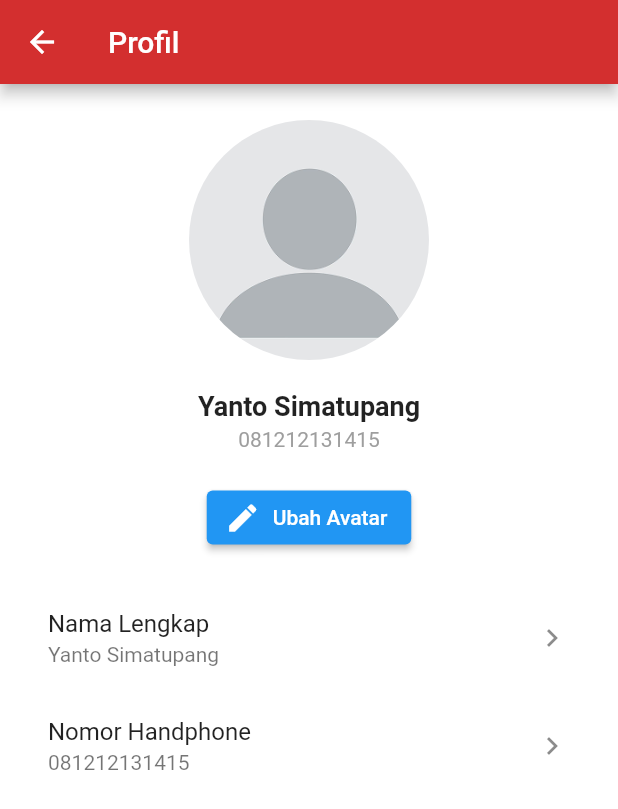
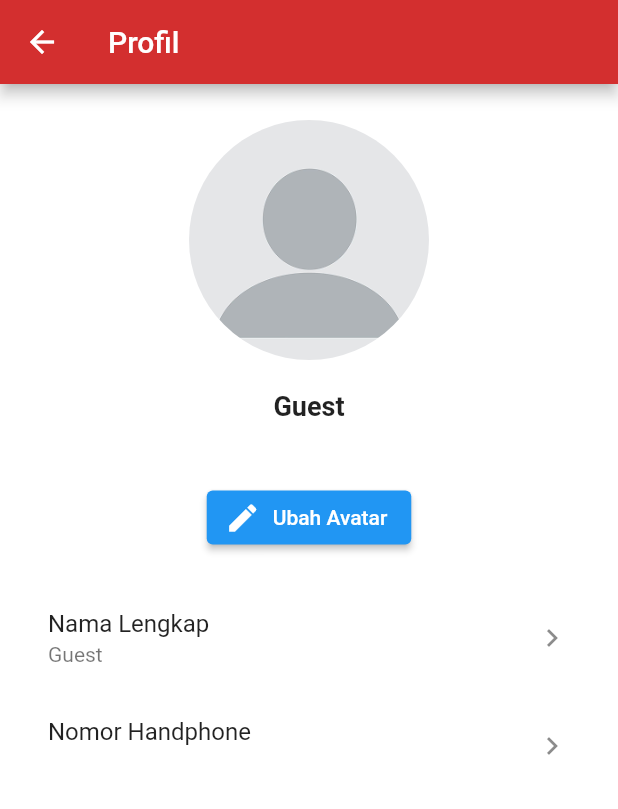
Before and after one commit to yudaprayogaIT/aplikasi_ekatalogEtm, a Flutter app: the ProfileScreen screen opened by its route, on a phone screen of 412 x 824 dp. Shown: the top 809 px of the screen. Run offline on Flutter 3.47's test engine with Material 3 defaults, Android fonts, the phone set to English and light mode, and no system bars; our stand-ins replace firebase_core, flutter_image_compress, flutter_secure_storage, font_awesome_flutter, image_picker, local_auth and 2 more; accounts and stored records are empty; project files that could hold a hidden picture were left out.

```diff
--- a/lib/features/post_login/ui/profile_screen.dart
+++ b/lib/features/post_login/ui/profile_screen.dart
@@ -2,6 +2,8 @@
 import 'dart:io';
 import 'package:ekatalog_etm/utils/avatar_manager.dart';
 import 'package:flutter/material.dart';
+import 'package:provider/provider.dart';
+import '../../../services/auth_service.dart';
 
 
 class ProfileScreen extends StatefulWidget {
@@ -13,8 +15,6 @@ class ProfileScreen extends StatefulWidget {
 class _ProfileScreenState extends State<ProfileScreen> {
   String? _avatarPath;
   Color _bgColor = Colors.transparent;
-  String userName = 'Yanto Simatupang';
-  String phone = '081212131415';
 
   @override
   void initState() {
@@ -32,6 +32,12 @@ class _ProfileScreenState extends State<ProfileScreen> {
 
   @override
   Widget build(BuildContext context) {
+final auth = Provider.of<AuthService>(context);
+final ownerName = auth.owner != null
+        ? (auth.owner!['owner_name']?.toString() ?? 'User')
+        : 'Guest';
+        final phoneNumber = auth.phoneNumber ?? '';
+
     return Scaffold(
       appBar: AppBar(title: const Text('Profil'), backgroundColor: Colors.red.shade700),
       body: SingleChildScrollView(
@@ -47,9 +53,9 @@ class _ProfileScreenState extends State<ProfileScreen> {
             ),
           ),
           const SizedBox(height: 12),
-          Text(userName, style: const TextStyle(fontWeight: FontWeight.bold, fontSize: 18)),
+          Text(ownerName, style: const TextStyle(fontWeight: FontWeight.bold, fontSize: 18)),
           const SizedBox(height: 4),
-          Text(phone, style: const TextStyle(color: Colors.grey)),
+          Text(phoneNumber, style: const TextStyle(color: Colors.grey)),
           const SizedBox(height: 20),
           ElevatedButton.icon(
             onPressed: () async {
@@ -60,8 +66,8 @@ class _ProfileScreenState extends State<ProfileScreen> {
             label: const Text('Ubah Avatar'),
           ),
           const SizedBox(height: 20),
-          ListTile(title: const Text('Nama Lengkap'), subtitle: Text(userName), trailing: const Icon(Icons.chevron_right)),
-          ListTile(title: const Text('Nomor Handphone'), subtitle: Text(phone), trailing: const Icon(Icons.chevron_right)),
+          ListTile(title: const Text('Nama Lengkap'), subtitle: Text(ownerName), trailing: const Icon(Icons.chevron_right)),
+          ListTile(title: const Text('Nomor Handphone'), subtitle: Text(phoneNumber), trailing: const Icon(Icons.chevron_right)),
         ]),
       ),
     );
--- a/lib/services/auth_service.dart
+++ b/lib/services/auth_service.dart
@@ -35,6 +35,9 @@ class AuthService extends ChangeNotifier {
 
   /// Daerah / region dari branch
   String? get daerah => _branch?['daerah']?.toString();
+
+    /// Nomor Telepon owner
+  String? get phoneNumber => _owner?['phone_number']?.toString();
 
   // OTP demo (tidak mengirim SMS, hanya simpan untuk verifikasi lokal)
   String? _lastOtp;
```
